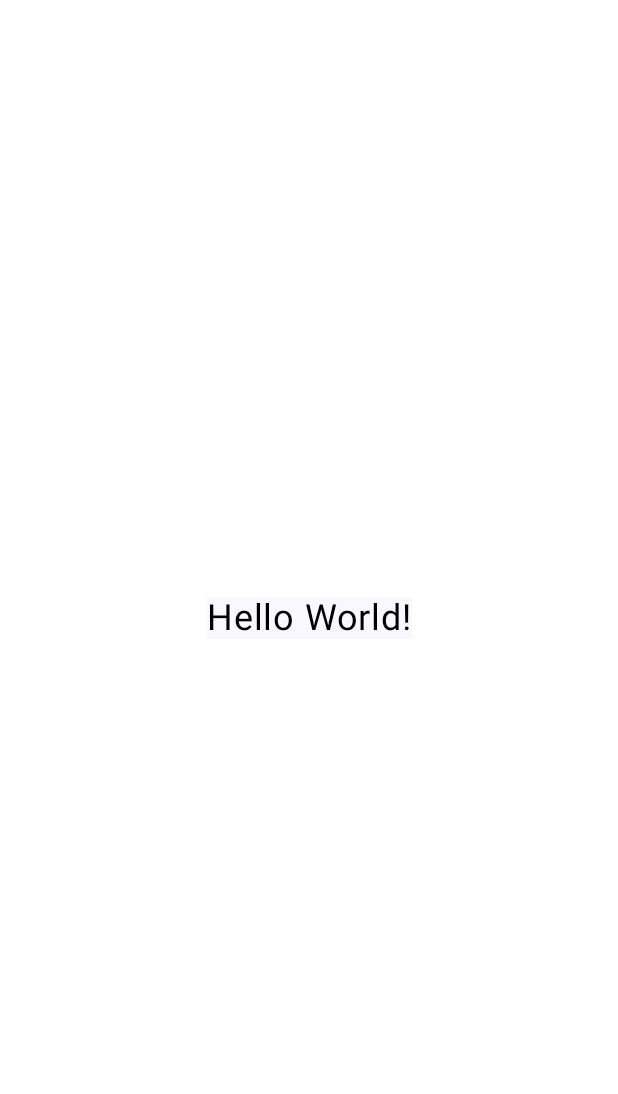
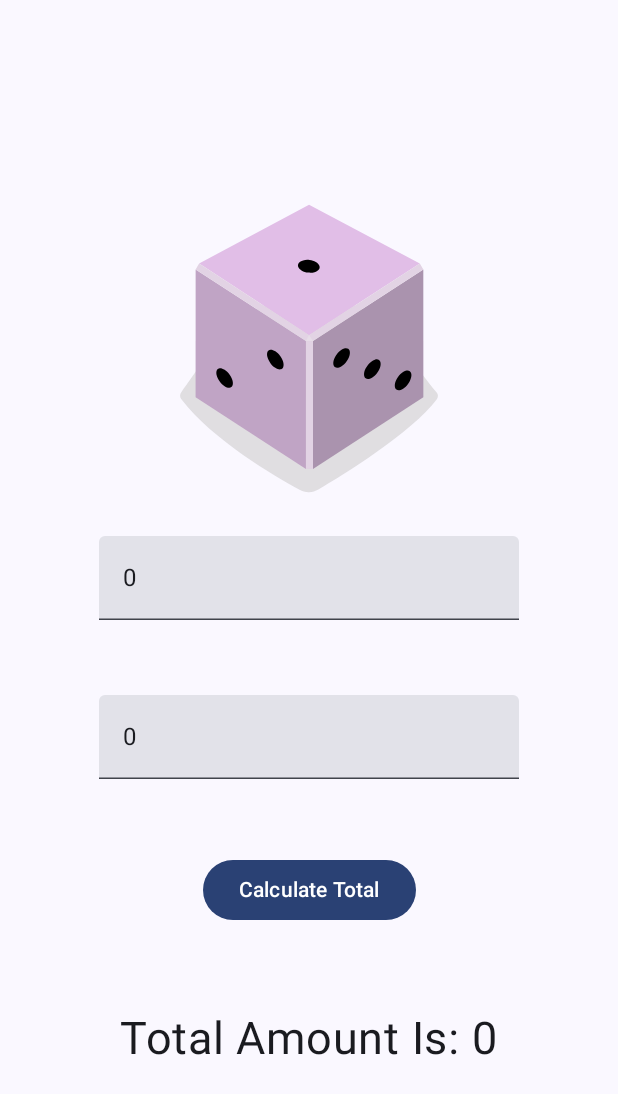
Before and after one commit to ArmanKhanTech/Nimbus, an Android app built with Jetpack Compose: the screen it shows after launch (MainActivity), on a phone screen of 412 x 824 dp. Before the commit the part shown is almost empty. Shown: the top 1094 px of the screen. Run offline under Robolectric (Android 15) with nearby library versions, the phone set to English and light mode, and no system bars.

Commit message:
Initial Commit

```diff
--- a/app/src/main/java/com/android/nimbus/MainActivity.kt
+++ b/app/src/main/java/com/android/nimbus/MainActivity.kt
@@ -1,18 +1,30 @@
 package com.android.nimbus
 
+import android.annotation.SuppressLint
 import android.os.Bundle
 import androidx.activity.ComponentActivity
 import androidx.activity.compose.setContent
 import androidx.activity.enableEdgeToEdge
+import androidx.compose.foundation.Image
+import androidx.compose.foundation.layout.Arrangement
+import androidx.compose.foundation.layout.Column
+import androidx.compose.foundation.layout.Spacer
 import androidx.compose.foundation.layout.fillMaxSize
-import androidx.compose.foundation.layout.wrapContentSize
+import androidx.compose.foundation.layout.height
+import androidx.compose.material3.Button
 import androidx.compose.material3.Surface
 import androidx.compose.material3.Text
+import androidx.compose.material3.TextField
 import androidx.compose.runtime.Composable
+import androidx.compose.runtime.getValue
+import androidx.compose.runtime.mutableStateOf
+import androidx.compose.runtime.remember
+import androidx.compose.runtime.setValue
 import androidx.compose.ui.Alignment
 import androidx.compose.ui.Modifier
-import androidx.compose.ui.graphics.Color
+import androidx.compose.ui.res.painterResource
 import androidx.compose.ui.tooling.preview.Preview
+import androidx.compose.ui.unit.dp
 import androidx.compose.ui.unit.sp
 import com.android.nimbus.ui.theme.NimbusTheme
 
@@ -25,7 +37,6 @@
                 Surface(
                     modifier = Modifier
                         .fillMaxSize()
-                        .wrapContentSize(Alignment.Center),
                 ) {
                     Greetings()
                 }
@@ -34,19 +45,60 @@
     }
 }
 
+@SuppressLint("ResourceType")
 @Composable
 fun Greetings(modifier: Modifier = Modifier) {
-    Text(
-        text = "Hello World!",
+    var dinnerAmount by remember { mutableStateOf("0") }
+    var tipAmount by remember { mutableStateOf("0") }
+    var totalAmount by remember { mutableStateOf("0") }
+
+    Column(
         modifier = modifier,
-        fontSize = 24.sp,
-        color = Color.Black
-    )
+        horizontalAlignment = Alignment.CenterHorizontally,
+        verticalArrangement = Arrangement.Center
+    ) {
+        Image(
+            painter = painterResource(id = R.drawable.dice_1),
+            contentDescription = "Nimbus Logo"
+        )
+        TextField(
+            value = dinnerAmount,
+            onValueChange = {
+                dinnerAmount = it
+            }
+        )
+        Spacer(modifier = Modifier.height(50.dp))
+        TextField(
+            value = tipAmount,
+            onValueChange = {
+                tipAmount = it
+            }
+        )
+        Spacer(modifier = Modifier.height(50.dp))
+        Button(
+            onClick = {
+                totalAmount = calculateTotal(dinnerAmount, tipAmount)
+            }
+        ) {
+            Text(text = "Calculate Total")
+        }
+        Spacer(modifier = Modifier.height(50.dp))
+        Text(
+            text = "Total Amount Is: $totalAmount",
+            fontSize = 30.sp,
+            lineHeight = 50.sp
+        )
+    }
 }
 
-@Preview(
-    showBackground = true
-)
+fun calculateTotal(dinnerAmount: String, tipAmount: String): String {
+    var sum = 0
+    sum += dinnerAmount.toInt()
+    sum += tipAmount.toInt()
+    return sum.toString()
+}
+
+@Preview
 @Composable
 fun GreetingsPreview() {
     NimbusTheme {
--- a/app/src/main/java/com/android/nimbus/ui/theme/Theme.kt
+++ b/app/src/main/java/com/android/nimbus/ui/theme/Theme.kt
@@ -27,12 +27,6 @@
     secondary = PurpleGrey40,
     tertiary = Pink40,
     background = Color.White,
-    surface = Color.White,
-    onPrimary = Color.White,
-    onSecondary = Color.White,
-    onTertiary = Color.White,
-    onBackground = Color.Black,
-    onSurface = Color.Black,
 )
 
 @Composable
--- /dev/null
+++ b/app/src/main/res/drawable/dice_1.xml
@@ -0,0 +1,66 @@
+<!--
+  ~ Copyright 2022, The Android Open Source Project
+  ~
+  ~ Licensed under the Apache License, Version 2.0 (the "License");
+  ~ you may not use this file except in compliance with the License.
+  ~ You may obtain a copy of the License at
+  ~
+  ~     http://www.apache.org/licenses/LICENSE-2.0
+  ~
+  ~ Unless required by applicable law or agreed to in writing, software
+  ~ distributed under the License is distributed on an "AS IS" BASIS,
+  ~ WITHOUT WARRANTIES OR CONDITIONS OF ANY KIND, either express or implied.
+  ~ See the License for the specific language governing permissions and
+  ~ limitations under the License.
+  -->
+
+<vector xmlns:android="http://schemas.android.com/apk/res/android"
+    android:width="200dp"
+    android:height="250dp"
+    android:viewportWidth="800"
+    android:viewportHeight="1000">
+    <path
+        android:fillAlpha="0.5"
+        android:fillColor="#C5C4C4"
+        android:pathData="M740.8,635.42c-68.27,90.47 -249.77,201.76 -316,240.63a50.7,50.7 0,0 1,-49.93 0.81c-64.19,-35 -234.09,-133.88 -315.65,-242a14.69,14.69 0,0 1,-0.12 -17.49c77.58,-106.29 159.67,-258.89 341.06,-258.89 182,0 242.19,139.08 340.27,258.88A14.62,14.62 0,0 1,740.8 635.42Z"
+        android:strokeAlpha="0.5" />
+    <path
+        android:fillColor="#AA93AE"
+        android:pathData="M704.9,630l-294.29,191.06l0,-340.85l294.29,-191.06l0,340.85z" />
+    <path
+        android:fillColor="#C0A4C5"
+        android:pathData="M97.59,630l294.29,191.06l0,-340.85l-294.29,-191.06l0,340.85z" />
+    <path
+        android:fillColor="#E1BEE7"
+        android:pathData="M400.14,464.73l-293.19,-191.45l293.19,-156.31l295.39,156.31l-295.39,191.45z" />
+    <path
+        android:fillColor="#E2D3E4"
+        android:pathData="M106.95,273.28l-9.36,15.87l294.29,191.06l8.26,-15.48l-293.19,-191.45z" />
+    <path
+        android:fillColor="#E2D3E4"
+        android:pathData="M695.53,273.28l9.37,15.87l-294.29,191.06l-10.47,-15.48l295.39,-191.45z" />
+    <path
+        android:fillColor="#E2D3E4"
+        android:pathData="M391.88,480.21h18.73v340.85h-18.73z" />
+    <path
+        android:fillColor="#E7DCE8"
+        android:pathData="M400.14,464.73l-8.26,15.48l18.73,0l-10.47,-15.48z" />
+    <path
+        android:fillColor="#000000"
+        android:pathData="M397.45,297.62a16.9,28.71 97.07,1 0,4.16 -33.54a16.9,28.71 97.07,1 0,-4.16 33.54z" />
+    <path
+        android:fillColor="#000000"
+        android:pathData="M297.17,539.02a30.12,16.11 53.82,1 0,26.01 -19.02a30.12,16.11 53.82,1 0,-26.01 19.02z" />
+    <path
+        android:fillColor="#000000"
+        android:pathData="M161.96,588.24a30.12,16.11 53.82,1 0,26.01 -19.02a30.12,16.11 53.82,1 0,-26.01 19.02z" />
+    <path
+        android:fillColor="#000000"
+        android:pathData="M551.15,579.45a30.12,16.11 126.18,1 0,35.56 -48.62a30.12,16.11 126.18,1 0,-35.56 48.62z" />
+    <path
+        android:fillColor="#000000"
+        android:pathData="M469.12,549.58a30.12,16.11 126.18,1 0,35.56 -48.62a30.12,16.11 126.18,1 0,-35.56 48.62z" />
+    <path
+        android:fillColor="#000000"
+        android:pathData="M633.17,609.29a30.12,16.11 126.18,1 0,35.56 -48.62a30.12,16.11 126.18,1 0,-35.56 48.62z" />
+</vector>
--- a/app/src/main/res/values/themes.xml
+++ b/app/src/main/res/values/themes.xml
@@ -1,10 +1,6 @@
 <?xml version="1.0" encoding="utf-8"?>
 <resources>
     <style name="Theme.Nimbus" parent="Theme.AppCompat.NoActionBar">
-        <item name="android:statusBarColor">@color/white</item>
-        <item name="android:windowLightStatusBar">false</item>
-        <item name="android:windowBackground">@color/white</item>
-        <item name="android:navigationBarColor">@color/white</item>
-        <item name="android:windowLightNavigationBar">true</item>
+
     </style>
 </resources>
```
Also changed, not shown: app/src/main/res/drawable/dice_2.xml (added, +66 -0 lines), app/src/main/res/drawable/dice_3.xml (added, +66 -0 lines), app/src/main/res/drawable/dice_4.xml (added, +69 -0 lines), app/src/main/res/drawable/dice_5.xml (added, +75 -0 lines), app/src/main/res/drawable/dice_6.xml (added, +81 -0 lines), app/src/main/res/drawable/river.jpg (added).
